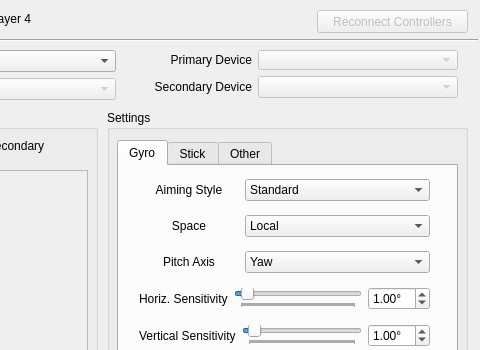
First picture: the form in ui/1964_config.ui, repository TauAkiou/n64emu-SDL2GyroInjector, before the edit; both pictures show x 283 to 763 and y 0 to 350 of the 763 by 797 pixel window.
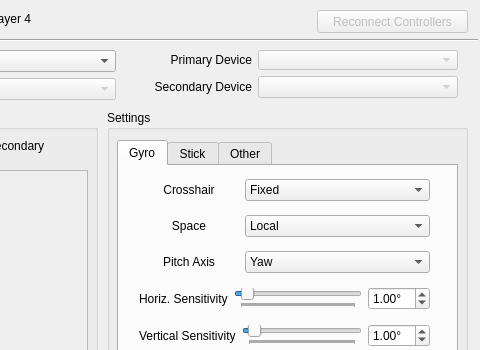
Second picture: the form after the edit.

Commit message: change Free Aiming to Crosshair & strings, add version system and licensing information.

Diff of the .ui file:
```diff
--- a/ui/1964_config.ui
+++ b/ui/1964_config.ui
@@ -543,7 +543,7 @@
             <string>&lt;html&gt;&lt;head/&gt;&lt;body&gt;&lt;p&gt;Gyroscope crosshair aiming mode. Note that using anything other then &lt;span style=&quot; font-weight:600;&quot;&gt;Standard&lt;/span&gt; can cause bugs.&lt;br/&gt;&lt;/p&gt;&lt;p&gt;&lt;span style=&quot; font-weight:600;&quot;&gt;Standard: &lt;/span&gt;Standard mouselook style aiming. Gyroscope controls camera, crosshair is fixed to center of screen.&lt;/p&gt;&lt;p&gt;&lt;span style=&quot; font-weight:600;&quot;&gt;Splatoon: &lt;/span&gt;Simulates Splatoon style reticle/crosshair aiming. Gyroscope will move unfixed crosshair on Y axis - X Axis is fixed outside of aim mode.&lt;/p&gt;&lt;p&gt;&lt;span style=&quot; font-weight:600;&quot;&gt;Free: &lt;/span&gt;Fully unlocked reticle/crosshair aiming. Gyroscope will move crosshair on X and Y axis even when Aim Mode is not enabled.&lt;/p&gt;&lt;/body&gt;&lt;/html&gt;</string>
            </property>
            <property name="text">
-            <string>Aiming Style</string>
+            <string>Crosshair</string>
            </property>
            <property name="alignment">
             <set>Qt::AlignCenter</set>
@@ -557,7 +557,7 @@
            </property>
            <item>
             <property name="text">
-             <string>Standard</string>
+             <string>Fixed</string>
             </property>
            </item>
            <item>
```
Left out of the diff: 4 changed lines with no effect on the pictures. The commit also changes 11 other files.
